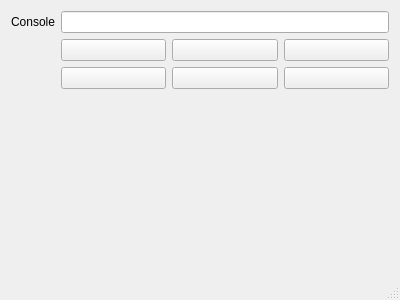
sammy8806/x32-footswitch, file app/mainwindow.ui: the form before one commit.
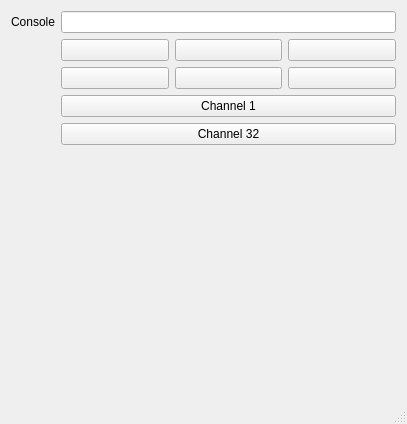
The form after the commit.

What changed in the file:
```diff
--- a/app/mainwindow.ui
+++ b/app/mainwindow.ui
@@ -6,8 +6,8 @@
    <rect>
     <x>0</x>
     <y>0</y>
-    <width>400</width>
-    <height>300</height>
+    <width>407</width>
+    <height>424</height>
    </rect>
   </property>
   <property name="windowTitle">
@@ -111,6 +111,20 @@
       </item>
      </layout>
     </item>
+    <item row="2" column="1">
+     <widget class="QPushButton" name="chan01">
+      <property name="text">
+       <string>Channel 1</string>
+      </property>
+     </widget>
+    </item>
+    <item row="3" column="1">
+     <widget class="QPushButton" name="chan32">
+      <property name="text">
+       <string>Channel 32</string>
+      </property>
+     </widget>
+    </item>
    </layout>
   </widget>
   <widget class="QStatusBar" name="statusBar"/>
```
